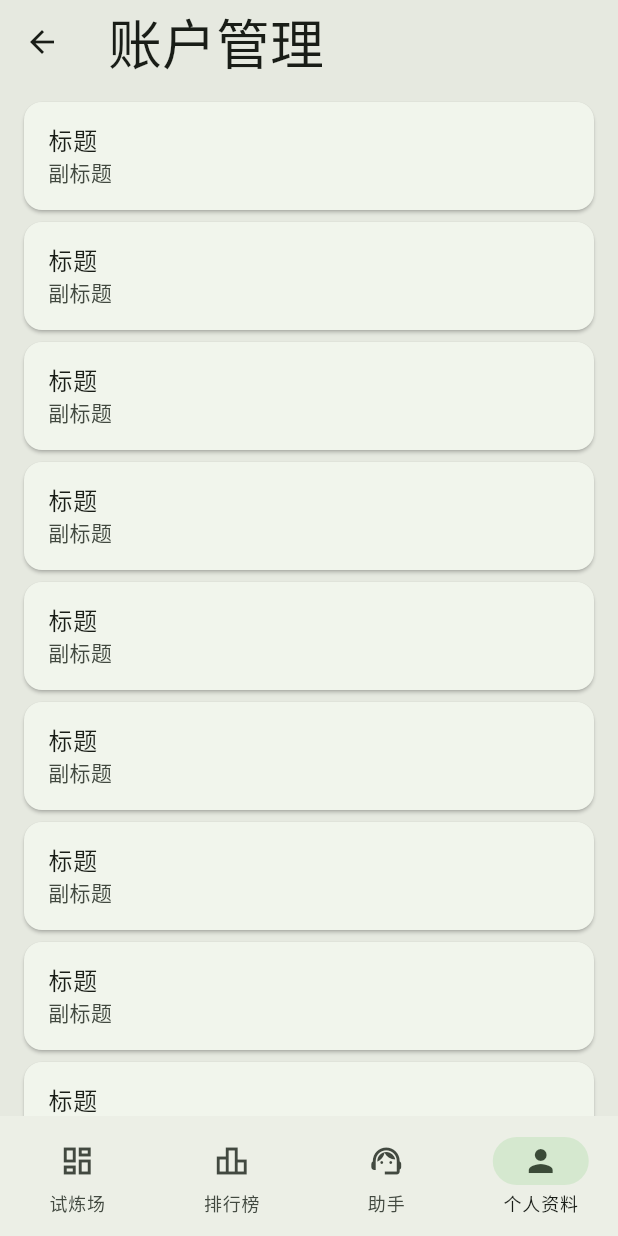
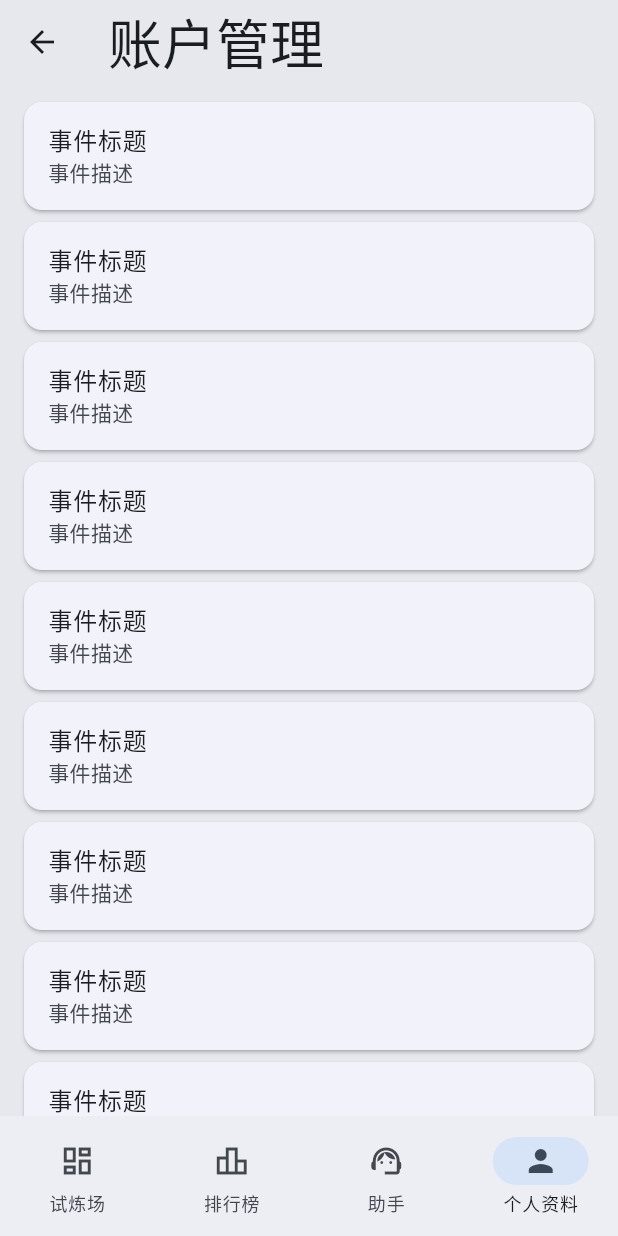
Before and after one commit to k2ane/exam_master-flutter, a Flutter app: the SettingsTemplate screen opened by its route, on a phone screen of 412 x 824 dp. Run offline on Flutter 3.47's test engine with Material 3 defaults, Android fonts, the phone set to English and light mode, and no system bars; our stand-ins replace dio, flutter_easyloading, flutter_riverpod, flutter_secure_storage, go_router; accounts and stored records are empty.

Commit message:
Update UI text, color scheme, and chat handling
Changed app color scheme seed from green to blue and removed US English locale from supported locales. Improved chat response handling by resetting currentResponse, handling failed responses, and wrapping chat messages in a Scrollbar. Updated settings template card titles and subtitles for clarity. Bumped app version to 1.0.0+4.

```diff
--- a/lib/main.dart
+++ b/lib/main.dart
@@ -32,11 +32,11 @@ class ExamApp extends ConsumerWidget {
   @override
   Widget build(BuildContext context, WidgetRef ref) {
     final lightColorSchema = ColorScheme.fromSeed(
-      seedColor: Colors.green, // 种子颜色
+      seedColor: Colors.blue, // 种子颜色
       brightness: Brightness.light,
     );
     final darkColorSchema = ColorScheme.fromSeed(
-      seedColor: Colors.green,
+      seedColor: Colors.blue,
       brightness: Brightness.dark,
     );
     final goRouter = ref.watch(routerProvider);
@@ -67,7 +67,7 @@ class ExamApp extends ConsumerWidget {
       locale: const Locale('zh', 'CN'),
       supportedLocales: const [
         Locale('zh', 'CN'), // 中文简体
-        Locale('en', 'US'), // 美国英语
+        // Locale('en', 'US'), // 美国英语
       ],
       localizationsDelegates: const [
         // 负责 Material 组件 (包括 Back 按钮、日期弹窗等)
--- a/lib/views/widgets/settings_template.dart
+++ b/lib/views/widgets/settings_template.dart
@@ -17,12 +17,13 @@ class SettingsTemplate extends ConsumerWidget {
         itemCount: 10,
         itemBuilder: (context, index) {
           return Card(
+            clipBehavior: Clip.antiAlias,
             margin: EdgeInsets.symmetric(horizontal: 16, vertical: 4),
             child: ListTile(
               onTap: () {},
               // onTap: () => {ref.watch(authStateProvider.notifier).logout()},
-              title: Text('标题'),
-              subtitle: Text('副标题'),
+              title: Text('事件标题'),
+              subtitle: Text('事件描述'),
             ),
           );
         },
--- a/pubspec.yaml
+++ b/pubspec.yaml
@@ -3,7 +3,7 @@ description: "A new Flutter project."
 
 publish_to: "none" # Remove this line if you wish to publish to pub.dev
 #版本号每次更新需要修改最后一位数字+1
-version: 1.0.0+3
+version: 1.0.0+4
 
 environment:
   sdk: ^3.10.4
```
Also changed, not shown: lib/views/chat_view.dart (+8 -1 lines).
